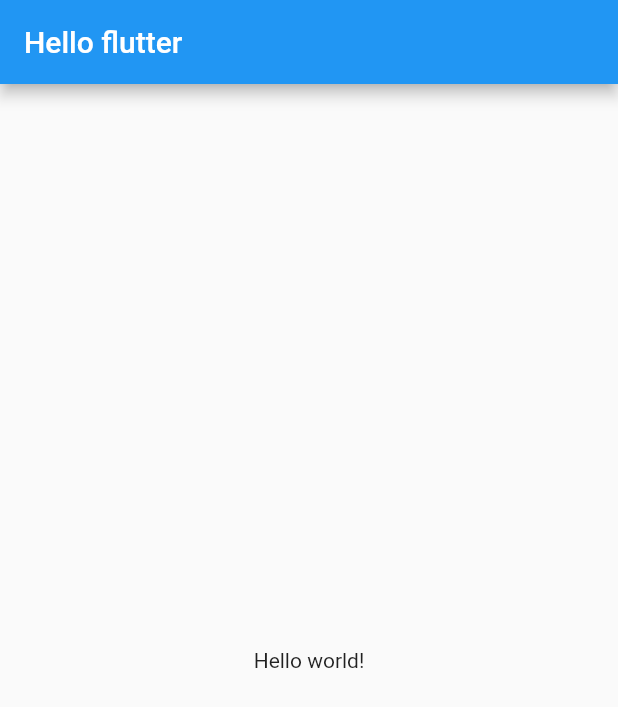
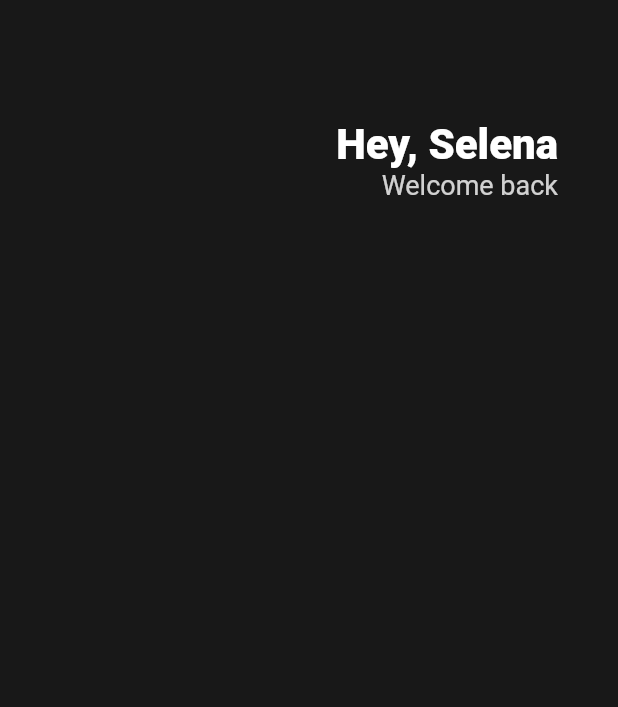
Before and after one commit to leehwarang/fluttering-flutter, a Flutter app: the screen it shows after launch, on a phone screen of 412 x 824 dp. Shown: the top 707 px of the screen. Run offline on Flutter 3.47's test engine with Material 2 defaults, Android fonts, the phone set to English and light mode, and no system bars.

Commit message:
feat: Header

```diff
--- a/lib/main.dart
+++ b/lib/main.dart
@@ -9,13 +9,40 @@
   Widget build(BuildContext context) {
     return MaterialApp(
       home: Scaffold(
-        appBar: AppBar(
-          title: Text('Hello flutter'),
-        ),
-        body: Center(
-          child: Text("Hello world!"),
-        ),
-      ),
+          backgroundColor: Color(0xFF181818),
+          body: Padding(
+            padding: EdgeInsets.symmetric(horizontal: 40),
+            child: Column(
+              children: [
+                SizedBox(
+                  height: 80,
+                ),
+                Row(
+                  children: [
+                    Column(
+                      children: [
+                        Text(
+                          'Hey, Selena',
+                          style: TextStyle(
+                              color: Colors.white,
+                              fontSize: 28,
+                              fontWeight: FontWeight.w800),
+                        ),
+                        Text(
+                          'Welcome back',
+                          style: TextStyle(
+                              color: Colors.white.withOpacity(0.8),
+                              fontSize: 18),
+                        )
+                      ],
+                      crossAxisAlignment: CrossAxisAlignment.end,
+                    )
+                  ],
+                  mainAxisAlignment: MainAxisAlignment.end,
+                )
+              ],
+            ),
+          )),
     );
   }
 }
```
